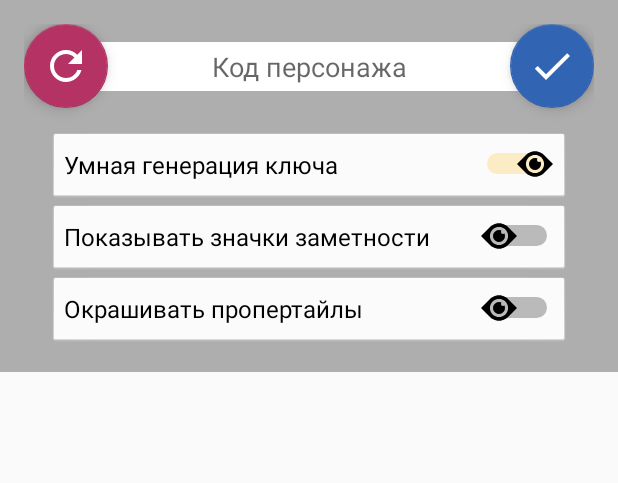
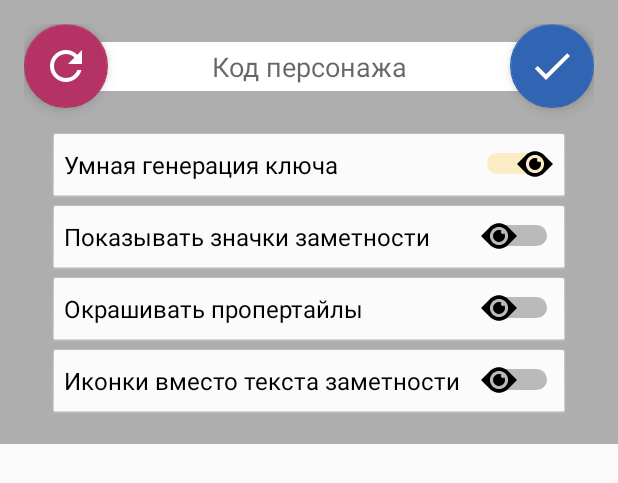
Before and after one commit to AZsSPC/VaultChar, an Android app: the layout menu.xml on its own in the app's theme, with its tools: preview values and no code run, on a phone screen of 412 x 824 dp. Shown: the top 483 px of the screen. Run offline under Robolectric (Android 15) with nearby library versions, the phone set to English and light mode, and no system bars.

Commit message:
v5 smart generation of code added settings for graphics icons for propertiles visibility v5.5 icons except text

```diff
--- a/app/build.gradle
+++ b/app/build.gradle
@@ -9,7 +9,7 @@ android {
         minSdkVersion 23
         targetSdkVersion 29
         versionCode 5
-        versionName '5.3'
+        versionName '5.5'
 
         testInstrumentationRunner "androidx.test.runner.AndroidJUnitRunner"
     }
--- a/app/src/main/res/layout/menu.xml
+++ b/app/src/main/res/layout/menu.xml
@@ -92,5 +92,16 @@
             android:textSize="16sp"
             android:thumb="@drawable/switch_ic" />
 
+        <Switch
+            android:id="@+id/cb_icnot"
+            android:layout_width="match_parent"
+            android:layout_height="wrap_content"
+            android:background="@android:drawable/btn_default"
+            android:backgroundTint="#FFFFFF"
+            android:onClick="checkBox"
+            android:text="@string/icon_no_text"
+            android:textSize="16sp"
+            android:thumb="@drawable/switch_ic" />
+
     </LinearLayout>
 </androidx.constraintlayout.widget.ConstraintLayout>
--- a/app/src/main/res/values/strings.xml
+++ b/app/src/main/res/values/strings.xml
@@ -8,5 +8,6 @@
     <string name="show_icons">Показывать значки заметности</string>
     <string name="show_colors">Окрашивать пропертайлы</string>
     <string name="generate_balance">Умная генерация ключа</string>
+    <string name="icon_no_text">Иконки вместо текста заметности</string>
     <string name="data_url">https://raw.githubusercontent.com/AZsSPC/VaultChar/master/data.vault</string>
 </resources>
```
Also changed, not shown: app/src/main/java/com/azspc/vaultchar/MainActivity.java (+6 -1 lines), app/src/main/java/com/azspc/vaultchar/Property.java (+7 -4 lines).
